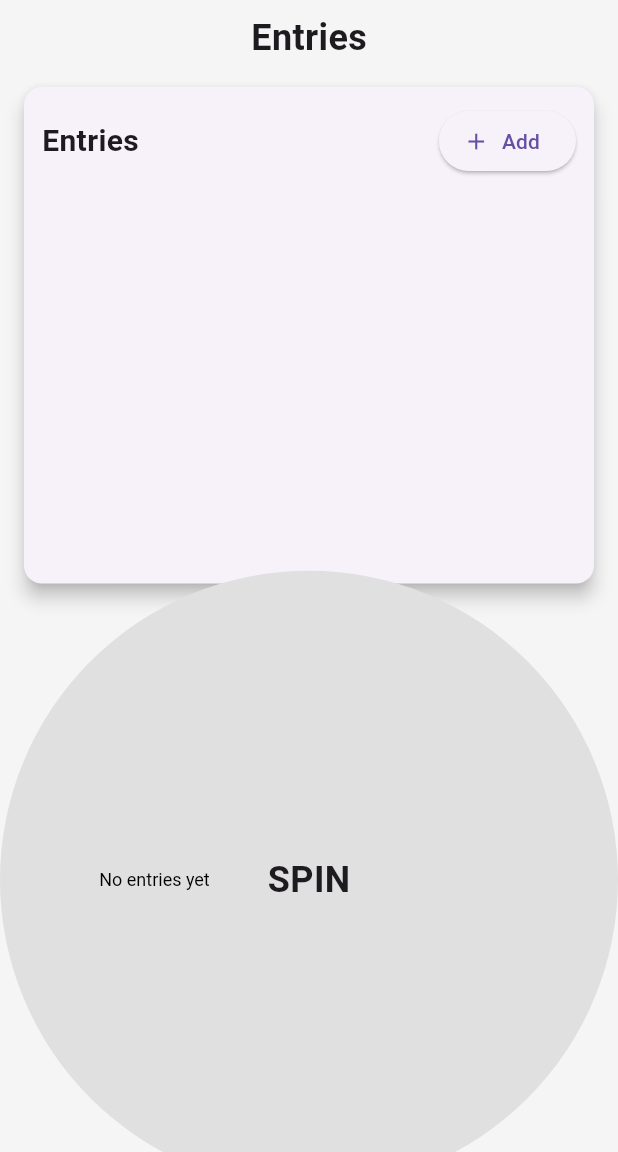
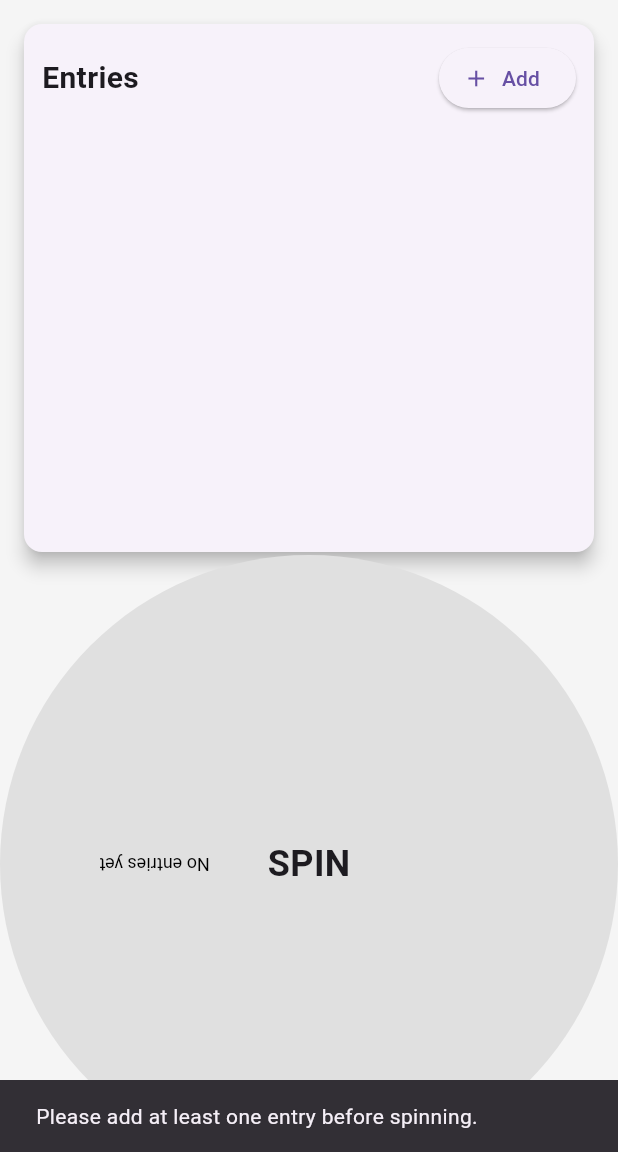
Before and after one commit to AnilMuslu/Fortune-Wheel-App, a Flutter app: the screen it shows after launch, after a tap on "SPIN", on a phone screen of 412 x 824 dp, the part 84-1236 px from its top. Run offline on Flutter 3.47's test engine with Material 3 defaults, Android fonts, the phone set to English and light mode, and no system bars; our stand-ins replace flutter_riverpod.

Commit message:
Wheel spinning problems fixed

```diff
--- a/lib/features/wheel/presentation/pages/wheel_page.dart
+++ b/lib/features/wheel/presentation/pages/wheel_page.dart
@@ -3,6 +3,7 @@ import 'package:flutter_riverpod/flutter_riverpod.dart';
 import '../widgets/entry_list.dart';
 import '../widgets/wheel_painter.dart';
 import '../../application/wheel_provider.dart';
+import 'dart:math';
 
 class WheelPage extends ConsumerStatefulWidget {
   const WheelPage({super.key});
@@ -14,6 +15,7 @@ class WheelPage extends ConsumerStatefulWidget {
 class _WheelPageState extends ConsumerState<WheelPage> with SingleTickerProviderStateMixin {
   late AnimationController _controller;
   double _angle = 0;
+  double _targetAngle = 0;
 
   @override
   void initState() {
@@ -23,7 +25,7 @@ class _WheelPageState extends ConsumerState<WheelPage> with SingleTickerProvider
       vsync: this,
     )..addListener(() {
         setState(() {
-          _angle = _controller.value * 10 * 3.14; // 5 tur civarı
+          _angle = _controller.value * _targetAngle;
         });
       });
   }
@@ -35,8 +37,22 @@ class _WheelPageState extends ConsumerState<WheelPage> with SingleTickerProvider
   }
 
   void spinWheel() {
+    final entries = ref.read(entriesProvider);
+    if (entries.isEmpty){
+      ScaffoldMessenger.of(context).showSnackBar(
+        const SnackBar(content: Text("Please add at least one entry before spinning.")),
+      );
+      return;
+    } // hiçbir şey yapma
+
+    final random = Random();
+    final newIndex = random.nextInt(entries.length);
+
+    const spins = 5;
+    _targetAngle = 2 * pi * spins + (2 * pi / entries.length) * newIndex;
+
     _controller.reset();
-    _controller.forward();
+    _controller.forward(from: 0.0);
   }
 
   @override
@@ -52,11 +68,6 @@ class _WheelPageState extends ConsumerState<WheelPage> with SingleTickerProvider
       ),
       body: Column(
         children: [
-          const SizedBox(height: 8),
-          const Text(
-            'Entries',
-            style: TextStyle(fontSize: 24, fontWeight: FontWeight.bold),
-          ),
           Expanded(
             child: EntryList(),
           ),
--- a/lib/features/wheel/presentation/widgets/wheel_painter.dart
+++ b/lib/features/wheel/presentation/widgets/wheel_painter.dart
@@ -23,15 +23,22 @@ class WheelPainter extends CustomPainter {
   final radius = size.width / 2;
   final paint = Paint()..style = PaintingStyle.fill;
 
+  // Çarkı döndürmek için önce canvas'ı merkeze çevir, sonra döndür
+  canvas.translate(center.dx, center.dy);
+  canvas.rotate(angle); // Burada açı uygulanıyor
+  canvas.translate(-center.dx, -center.dy);
+
   final anglePerEntry = entries.isEmpty ? 2 * pi : 2 * pi / entries.length;
 
   for (int i = 0; i < (entries.isEmpty ? 1 : entries.length); i++) {
     final entry = entries.isEmpty ? Entry("No entries yet") : entries[i];
 
+    // Dilimin rengini belirle
     paint.color = entries.isEmpty
-        ? Colors.grey[300]!  // Gri boş çark rengi
+        ? Colors.grey[300]!
         : Color((entry.text.hashCode * 0xFFFFFF) | 0xFF000000);
 
+    // Dilimi çiz
     canvas.drawArc(
       Rect.fromCircle(center: center, radius: radius),
       anglePerEntry * i,
@@ -49,13 +56,24 @@ class WheelPainter extends CustomPainter {
       textDirection: TextDirection.ltr,
     )..layout(maxWidth: radius);
 
-    final angle = anglePerEntry * i + anglePerEntry / 2;
+    final labelAngle = anglePerEntry * i + anglePerEntry / 2;
+
+    /// Metin çiziminden önce canvas durumunu kaydet
+    canvas.save();
+
+    // canvas'ı merkeze taşı, sonra dilim açısına döndür
+    canvas.translate(center.dx, center.dy);
+    canvas.rotate(labelAngle); // metin çizim yönü
+
+    // Metni çizeceğimiz konuma gidip düz bir şekilde çizeriz
     final offset = Offset(
-      center.dx + radius / 2 * cos(angle) - textPainter.width / 2,
-      center.dy + radius / 2 * sin(angle) - textPainter.height / 2,
+      radius / 2 - textPainter.width / 2, // x: merkezin sağında
+      -textPainter.height / 2,            // y: merkez hizasında
     );
+    textPainter.paint(canvas, offset);
 
-    textPainter.paint(canvas, offset);
+    // canvas'ı eski haline döndür
+    canvas.restore();
   }
 }
 
```
